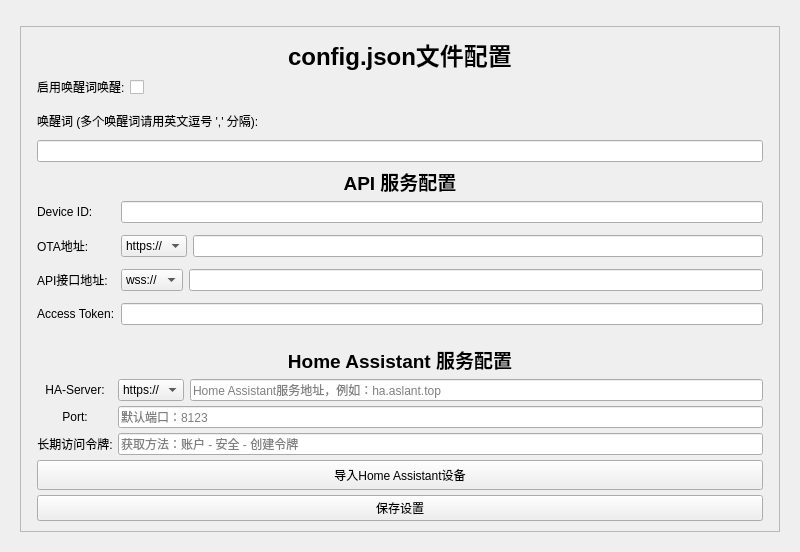
Before: the Qt Designer form src/display/gui_display.ui in huangjunsen0406/py-xiaozhi, drawn with Qt 5.
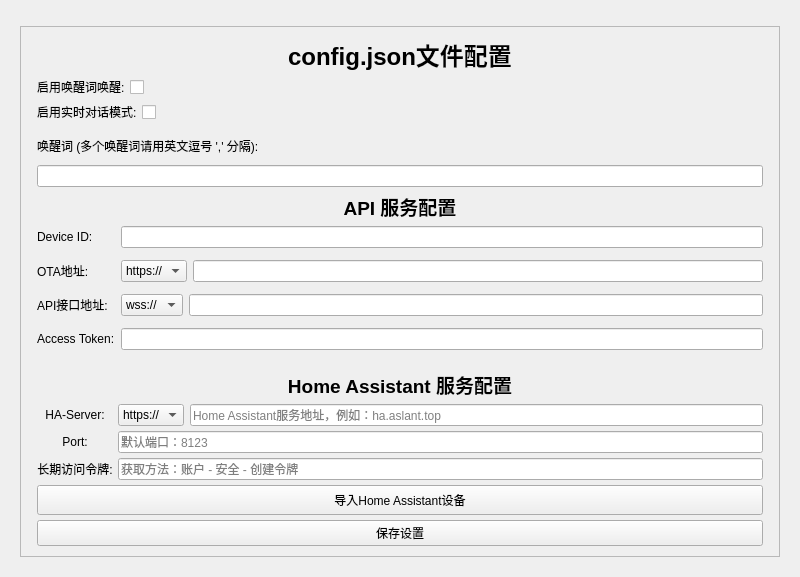
After: the same form once the commit is applied. The open tabs and pages were chosen to show the change.

```diff
--- a/src/display/gui_display.ui
+++ b/src/display/gui_display.ui
@@ -531,6 +531,43 @@
             </item>
            </layout>
           </item>
+          <item>
+           <layout class="QHBoxLayout" name="realtimeChatEnableLayout">
+            <item>
+             <widget class="QLabel" name="realtimeChatEnableLabel">
+              <property name="text">
+               <string>启用实时对话模式:</string>
+              </property>
+             </widget>
+            </item>
+            <item>
+             <widget class="QCheckBox" name="realtimeChatEnableSwitch">
+              <property name="minimumSize">
+               <size>
+                <width>20</width>
+                <height>20</height>
+               </size>
+              </property>
+              <property name="text">
+               <string/>
+              </property>
+             </widget>
+            </item>
+            <item>
+             <spacer name="horizontalSpacer_RealtimeEnable">
+              <property name="orientation">
+               <enum>Qt::Horizontal</enum>
+              </property>
+              <property name="sizeHint" stdset="0">
+               <size>
+                <width>40</width>
+                <height>20</height>
+               </size>
+              </property>
+             </spacer>
+            </item>
+           </layout>
+          </item>
           <item>
            <layout class="QVBoxLayout" name="wakeWordsEditLayout">
             <property name="spacing">
```
Left out of the diff: 2 changed lines with no effect on the pictures.
